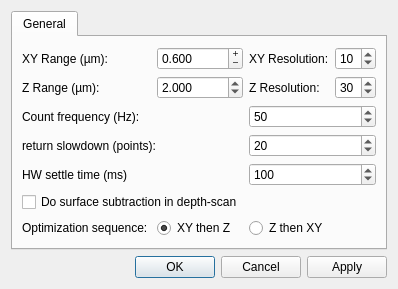
The window that gui/confocal/ui_optim_settings.ui (Ulm-IQO/qudi) describes before a commit, drawn with Qt 5.
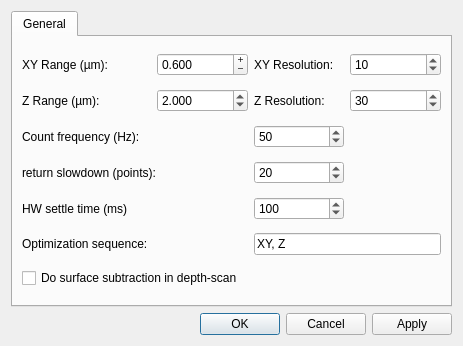
The same window after the commit.

Commit message: Added the arbitrary optimisation sequence ability to close ticket #40, fixing bug #6 in the process

```diff
--- a/gui/confocal/ui_optim_settings.ui
+++ b/gui/confocal/ui_optim_settings.ui
@@ -6,8 +6,8 @@
    <rect>
     <x>0</x>
     <y>0</y>
-    <width>367</width>
-    <height>264</height>
+    <width>463</width>
+    <height>346</height>
    </rect>
   </property>
   <property name="sizePolicy">
@@ -31,7 +31,15 @@
       </attribute>
       <layout class="QGridLayout" name="gridLayout_3">
        <item row="0" column="0">
-        <layout class="QGridLayout" name="gridLayout_2">
+        <widget class="QLabel" name="label_2">
+         <property name="toolTip">
+          <string>&lt;html&gt;&lt;head/&gt;&lt;body&gt;&lt;p&gt;&lt;br/&gt;&lt;/p&gt;&lt;/body&gt;&lt;/html&gt;</string>
+         </property>
+         <property name="text">
+          <string>XY Range (µm):</string>
+         </property>
+        </widget>
+       </item>
          <item row="0" column="1">
           <widget class="QDoubleSpinBox" name="xy_optimizer_range_DoubleSpinBox">
            <property name="toolTip">
@@ -64,13 +72,23 @@
            </property>
           </widget>
          </item>
-         <item row="2" column="0" colspan="2">
-          <widget class="QLabel" name="label_5">
+       <item row="0" column="3">
+        <widget class="QSpinBox" name="xy_optimizer_resolution_SpinBox">
            <property name="toolTip">
-            <string>Frequency at which the scan pixels are acquired.</string>
-           </property>
+          <string>&lt;html&gt;&lt;head/&gt;&lt;body&gt;&lt;p&gt;&lt;span style=&quot; font-size:10pt;&quot;&gt;Specify the distance between two subsequent scanned points for optimizer in xy scan.&lt;/span&gt;&lt;/p&gt;&lt;/body&gt;&lt;/html&gt;</string>
+         </property>
+         <property name="minimum">
+          <number>1</number>
+         </property>
+         <property name="value">
+          <number>10</number>
+         </property>
+        </widget>
+       </item>
+       <item row="1" column="0">
+        <widget class="QLabel" name="label_3">
            <property name="text">
-            <string>Count frequency (Hz):</string>
+          <string>Z Range (µm):</string>
            </property>
           </widget>
          </item>
@@ -96,7 +114,37 @@
            </property>
           </widget>
          </item>
-         <item row="2" column="2" colspan="2">
+       <item row="1" column="2">
+        <widget class="QLabel" name="label_4">
+         <property name="text">
+          <string>Z Resolution:</string>
+         </property>
+        </widget>
+       </item>
+       <item row="1" column="3">
+        <widget class="QSpinBox" name="z_optimizer_resolution_SpinBox">
+         <property name="toolTip">
+          <string>&lt;html&gt;&lt;head/&gt;&lt;body&gt;&lt;p&gt;&lt;span style=&quot; font-size:10pt;&quot;&gt;Specify the distance between two subsequent scanned points for optimizer z scan.&lt;/span&gt;&lt;/p&gt;&lt;/body&gt;&lt;/html&gt;</string>
+         </property>
+         <property name="minimum">
+          <number>1</number>
+         </property>
+         <property name="value">
+          <number>30</number>
+         </property>
+        </widget>
+       </item>
+       <item row="2" column="0">
+        <widget class="QLabel" name="label_5">
+         <property name="toolTip">
+          <string>Frequency at which the scan pixels are acquired.</string>
+         </property>
+         <property name="text">
+          <string>Count frequency (Hz):</string>
+         </property>
+        </widget>
+       </item>
+       <item row="2" column="2">
           <widget class="QSpinBox" name="count_freq_SpinBox">
            <property name="toolTip">
             <string>Frequency at which the scan pixels are acquired.</string>
@@ -109,7 +157,17 @@
            </property>
           </widget>
          </item>
-         <item row="3" column="2" colspan="2">
+       <item row="3" column="0" colspan="2">
+        <widget class="QLabel" name="label_6">
+         <property name="toolTip">
+          <string>Resolution (number of steps) in the return scan that occurs between each line of the XY scan.</string>
+         </property>
+         <property name="text">
+          <string>return slowdown (points):</string>
+         </property>
+        </widget>
+       </item>
+       <item row="3" column="2">
           <widget class="QSpinBox" name="return_slow_SpinBox">
            <property name="toolTip">
             <string>Resolution (number of steps) in the return scan that occurs between each line of the XY scan.</string>
@@ -122,47 +180,7 @@
            </property>
           </widget>
          </item>
-         <item row="1" column="0">
-          <widget class="QLabel" name="label_3">
-           <property name="text">
-            <string>Z Range (µm):</string>
-           </property>
-          </widget>
-         </item>
-         <item row="1" column="3">
-          <widget class="QSpinBox" name="z_optimizer_resolution_SpinBox">
-           <property name="toolTip">
-            <string>&lt;html&gt;&lt;head/&gt;&lt;body&gt;&lt;p&gt;&lt;span style=&quot; font-size:10pt;&quot;&gt;Specify the distance between two subsequent scanned points for optimizer z scan.&lt;/span&gt;&lt;/p&gt;&lt;/body&gt;&lt;/html&gt;</string>
-           </property>
-           <property name="minimum">
-            <number>1</number>
-           </property>
-           <property name="value">
-            <number>30</number>
-           </property>
-          </widget>
-         </item>
-         <item row="0" column="3">
-          <widget class="QSpinBox" name="xy_optimizer_resolution_SpinBox">
-           <property name="toolTip">
-            <string>&lt;html&gt;&lt;head/&gt;&lt;body&gt;&lt;p&gt;&lt;span style=&quot; font-size:10pt;&quot;&gt;Specify the distance between two subsequent scanned points for optimizer in xy scan.&lt;/span&gt;&lt;/p&gt;&lt;/body&gt;&lt;/html&gt;</string>
-           </property>
-           <property name="minimum">
-            <number>1</number>
-           </property>
-           <property name="value">
-            <number>10</number>
-           </property>
-          </widget>
-         </item>
-         <item row="1" column="2">
-          <widget class="QLabel" name="label_4">
-           <property name="text">
-            <string>Z Resolution:</string>
-           </property>
-          </widget>
-         </item>
-         <item row="4" column="0" colspan="2">
+       <item row="4" column="0">
           <widget class="QLabel" name="label_8">
            <property name="toolTip">
             <string>Settle time to let the scanning HW reach the start-point of the optimization scans.</string>
@@ -172,7 +190,7 @@
            </property>
           </widget>
          </item>
-         <item row="4" column="2" colspan="2">
+       <item row="4" column="2">
           <widget class="QSpinBox" name="hw_settle_time_SpinBox">
            <property name="toolTip">
             <string>Settle time to let the scanning HW reach the start-point of the optimization scans.</string>
@@ -185,7 +203,21 @@
            </property>
           </widget>
          </item>
-         <item row="5" column="0" colspan="2">
+       <item row="5" column="0">
+        <widget class="QLabel" name="label_7">
+         <property name="text">
+          <string>Optimization sequence: </string>
+         </property>
+        </widget>
+       </item>
+       <item row="5" column="2" colspan="2">
+        <widget class="QLineEdit" name="optimization_sequence_lineEdit">
+         <property name="text">
+          <string>XY, Z</string>
+         </property>
+        </widget>
+       </item>
+       <item row="6" column="0" colspan="2">
           <widget class="QCheckBox" name="do_surface_subtraction_CheckBox">
            <property name="toolTip">
             <string>Perform a second depth scan displaced sideways (in X), and subtract to remove surface brightness from the optimizer depth scan.</string>
@@ -194,52 +226,6 @@
             <string>Do surface subtraction in depth-scan</string>
            </property>
           </widget>
-         </item>
-         <item row="3" column="0" colspan="2">
-          <widget class="QLabel" name="label_6">
-           <property name="toolTip">
-            <string>Resolution (number of steps) in the return scan that occurs between each line of the XY scan.</string>
-           </property>
-           <property name="text">
-            <string>return slowdown (points):</string>
-           </property>
-          </widget>
-         </item>
-         <item row="0" column="0">
-          <widget class="QLabel" name="label_2">
-           <property name="toolTip">
-            <string>&lt;html&gt;&lt;head/&gt;&lt;body&gt;&lt;p&gt;&lt;br/&gt;&lt;/p&gt;&lt;/body&gt;&lt;/html&gt;</string>
-           </property>
-           <property name="text">
-            <string>XY Range (µm):</string>
-           </property>
-          </widget>
-         </item>
-         <item row="6" column="0">
-          <widget class="QLabel" name="label_7">
-           <property name="text">
-            <string>Optimization sequence: </string>
-           </property>
-          </widget>
-         </item>
-         <item row="6" column="1">
-          <widget class="QRadioButton" name="optim_sequence_z_last_RadioButton">
-           <property name="text">
-            <string>XY then Z</string>
-           </property>
-           <property name="checked">
-            <bool>true</bool>
-           </property>
-          </widget>
-         </item>
-         <item row="6" column="2">
-          <widget class="QRadioButton" name="optim_sequence_z_first_RadioButton">
-           <property name="text">
-            <string>Z then XY</string>
-           </property>
-          </widget>
-         </item>
-        </layout>
        </item>
       </layout>
      </widget>
```
Left out of the diff: 2 changed lines with no effect on the pictures. Lines whose indentation alone changed are shown as unchanged. The commit also changes 2 other files.
